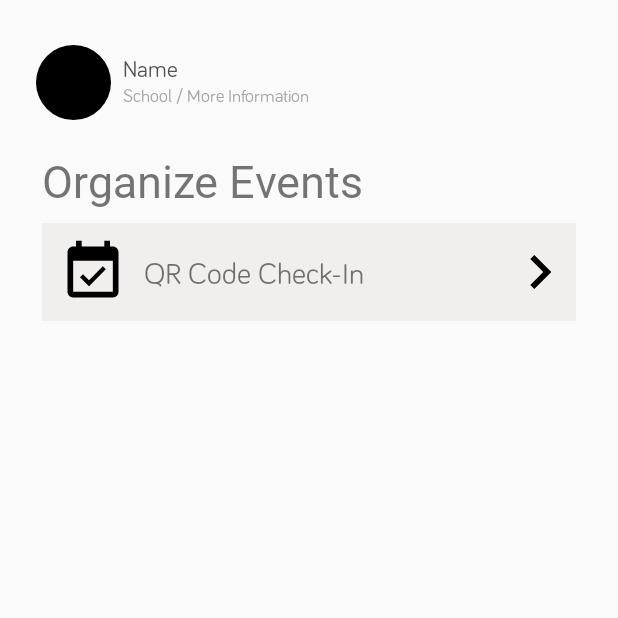
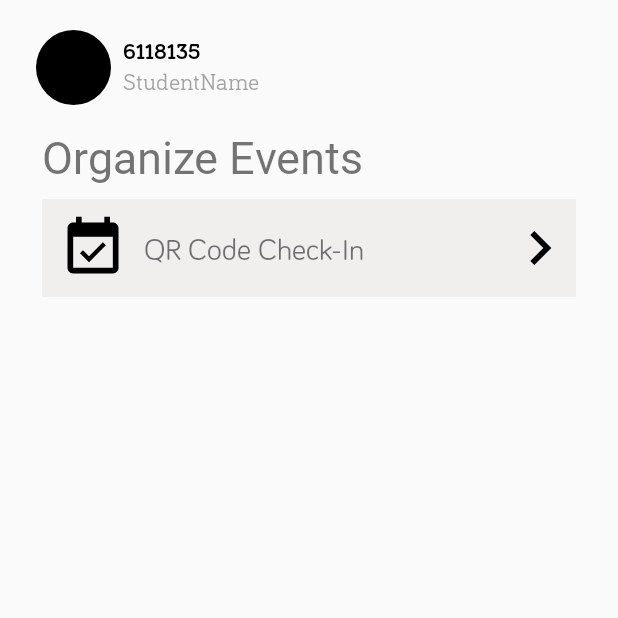
Before and after one commit to janduldhardt/EventManagementStaff, an Android app: the OrganizeEventActivity screen opened directly, with no data from a screen before it, on a phone screen of 412 x 824 dp, the top half of it. Run offline under Robolectric (Android 15) with nearby library versions, the phone set to English and light mode, and no system bars; our stand-ins replace CircleImageView.

Commit message:
Updated StudentHeaderFont

```diff
--- a/app/src/main/res/layout/student_header.xml
+++ b/app/src/main/res/layout/student_header.xml
@@ -9,7 +9,7 @@
     <View
         android:id="@+id/student_header"
         android:layout_width="match_parent"
-            android:layout_height="100dp"
+        android:layout_height="84dp"
         android:layout_marginStart="8dp"
         android:layout_marginEnd="8dp"
         app:layout_constraintEnd_toEndOf="parent"
@@ -21,7 +21,7 @@
             android:layout_width="50dp"
             android:layout_height="50dp"
             android:layout_marginStart="16dp"
-            android:layout_marginTop="8dp"
+            android:layout_marginTop="4dp"
             android:src="@color/black"
             app:layout_constraintBottom_toBottomOf="@+id/student_header"
             app:layout_constraintStart_toStartOf="@+id/student_header"
@@ -33,28 +33,29 @@
         android:layout_width="0dp"
         android:layout_height="20dp"
         android:layout_marginStart="8dp"
-            android:layout_marginTop="5dp"
+        android:layout_marginTop="4dp"
         android:layout_marginEnd="8dp"
+
+        android:fontFamily="@font/bariol_serif_bold"
+        android:singleLine="true"
+        android:text="6118135"
+        android:textColor="@color/black"
         app:autoSizeTextType="uniform"
-
-            android:fontFamily="@font/bariol_regular"
-            android:singleLine="true"
-            android:text="Name"
-            android:textColor="@color/MainFont"
-            app:layout_constraintEnd_toEndOf="parent"
+        app:layout_constraintEnd_toEndOf="@+id/student_header"
         app:layout_constraintStart_toEndOf="@+id/circleImageView-student_Header"
         app:layout_constraintTop_toTopOf="@+id/circleImageView-student_Header" />
 
     <TextView
         android:id="@+id/tv_school_student_header"
         android:layout_width="0dp"
-            android:layout_height="15dp"
-            android:fontFamily="@font/bariol_regular"
+        android:layout_height="20dp"
+        android:layout_marginEnd="8dp"
+        android:fontFamily="@font/bariol_serif_regular"
         android:singleLine="true"
-            android:text="School / More Information"
+        android:text="StudentName"
+        android:textColor="@color/SecondFont"
         app:autoSizeTextType="uniform"
-            android:textColor="@color/SecondFont"
-            app:layout_constraintRight_toRightOf="parent"
+        app:layout_constraintEnd_toEndOf="@+id/student_header"
         app:layout_constraintStart_toStartOf="@+id/tv_Name_Student_Header"
         app:layout_constraintTop_toBottomOf="@+id/tv_Name_Student_Header" />
 
```
Lines whose indentation alone changed are shown as unchanged.
